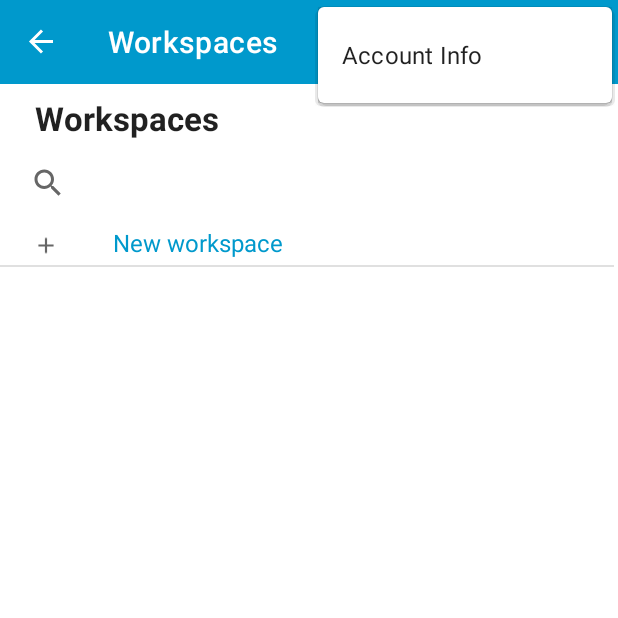
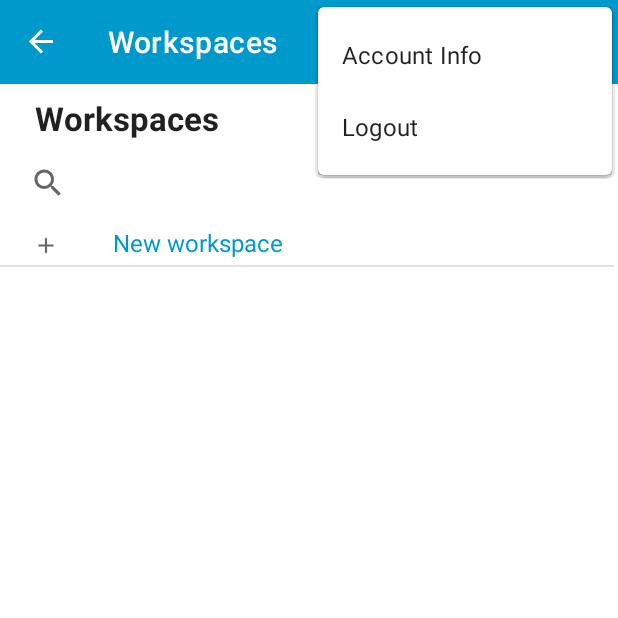
Before and after one commit to zain2323/iDocs, an Android app: the WorkspaceFragment screen opened through its navigation route, with the options menu open, on a phone screen of 412 x 824 dp, the top half of it. Run offline under Robolectric (Android 15) with nearby library versions, the phone set to English and light mode, and no system bars; our stand-ins replace Room's generated code, navigation-ui; libraries missing offline, so code that uses them is left out: io.appwrite.models; 2 statements that could not run were skipped.

Commit message:
Added logout functionality and corrected the navigation when using different endpoints.

```diff
--- a/app/src/main/java/com/example/idocs/api/iDocsApi.java
+++ b/app/src/main/java/com/example/idocs/api/iDocsApi.java
@@ -1,15 +1,19 @@
 package com.example.idocs.api;
+
 import io.appwrite.models.Session;
 import io.appwrite.models.User;
 import retrofit2.Call;
+import retrofit2.Response;
+import retrofit2.http.DELETE;
 import retrofit2.http.Field;
 import retrofit2.http.FormUrlEncoded;
 import retrofit2.http.GET;
 import retrofit2.http.Headers;
 import retrofit2.http.POST;
+import retrofit2.http.Path;
 
 public interface iDocsApi {
-    String BASE_URL = "https://9eb9-182-189-238-214.ap.ngrok.io/v1/";
+    String BASE_URL = "https://969f-182-189-240-222.ap.ngrok.io/v1/";
 
     @FormUrlEncoded
     @POST("account")
@@ -33,4 +37,8 @@ public interface iDocsApi {
     @GET("account")
     @Headers({"X-Appwrite-Project: 6265f0feac18893637c1"})
     Call<User> getCurrentUser();
+
+    @DELETE("account/sessions/{session_id}")
+    @Headers({"X-Appwrite-Project: 6265f0feac18893637c1"})
+    Call<Void> logout(@Path("session_id") String sessionId);
 }
--- /dev/null
+++ b/app/src/main/java/com/example/idocs/callbacks/GenericCallback.java
@@ -0,0 +1,6 @@
+package com.example.idocs.callbacks;
+
+public interface GenericCallback {
+    void onSuccess();
+    void onFailure();
+}
--- /dev/null
+++ b/app/src/main/java/com/example/idocs/callbacks/GetUserCallback.java
@@ -0,0 +1,8 @@
+package com.example.idocs.callbacks;
+
+import io.appwrite.models.User;
+
+public interface GetUserCallback {
+    void onSuccess(boolean val, User user);
+    void onFailure();
+}
--- a/app/src/main/java/com/example/idocs/ui/views/LandingPageFragment.java
+++ b/app/src/main/java/com/example/idocs/ui/views/LandingPageFragment.java
@@ -1,44 +1,58 @@
 package com.example.idocs.ui.views;
 
-import static com.example.idocs.ui.views.LoginFragment.read_session_id;
-import static com.example.idocs.ui.views.LoginFragment.session_id;
-
 import android.os.Bundle;
+import android.view.LayoutInflater;
+import android.view.View;
+import android.view.ViewGroup;
+import android.widget.Button;
 
 import androidx.annotation.NonNull;
 import androidx.annotation.Nullable;
 import androidx.fragment.app.Fragment;
 import androidx.navigation.Navigation;
 
-import android.util.Log;
-import android.view.LayoutInflater;
-import android.view.View;
-import android.view.ViewGroup;
-import android.widget.Button;
+import com.example.idocs.R;
+import com.example.idocs.api.Authentication;
+import com.example.idocs.callbacks.GetUserCallback;
 
-import com.example.idocs.R;
+import io.appwrite.models.User;
 
 public class LandingPageFragment extends Fragment {
 
     private Button login;
     private Button signup;
+    private View rootView;
 
     @Override
     public void onCreate(Bundle savedInstanceState) {
         super.onCreate(savedInstanceState);
+        GetUserCallback callback = new GetUserCallback() {
+            @Override
+            public void onSuccess(boolean val, User user) {
+                if (val) {
+                    Navigation.findNavController(rootView).navigate(LandingPageFragmentDirections.actionLandingPageFragmentToWorkspaceFragment());
+                }
+            }
+
+            @Override
+            public void onFailure() {
+
+            }
+        };
+        Authentication.getCurrentUser(getContext(), callback);
     }
 
     @Override
     public View onCreateView(LayoutInflater inflater, ViewGroup container,
                              Bundle savedInstanceState) {
         // Inflate the layout for this fragment
-        return inflater.inflate(R.layout.fragment_landing_page, container, false);
+        rootView = inflater.inflate(R.layout.fragment_landing_page, container, false);
+        return rootView;
     }
 
     @Override
     public void onViewCreated(@NonNull View view, @Nullable Bundle savedInstanceState) {
         super.onViewCreated(view, savedInstanceState);
-
         login = view.findViewById(R.id.btn_login_landing_page);
         signup = view.findViewById(R.id.btn_signup_landing_page);
 
--- a/app/src/main/res/menu/account_info.xml
+++ b/app/src/main/res/menu/account_info.xml
@@ -5,6 +5,9 @@
         android:id="@+id/menu_info"
         android:title="Account Info" />
     <item
+        android:id="@+id/menu_logout"
+        android:title="Logout" />
+    <item
         android:id="@+id/menu_exit"
         android:title="Exit"
         android:icon="@drawable/cancel"
--- a/app/src/main/res/navigation/nav_graph.xml
+++ b/app/src/main/res/navigation/nav_graph.xml
@@ -31,6 +31,9 @@
                 android:name="workspace_id"
                 app:argType="integer" />
         </action>
+        <action
+            android:id="@+id/action_workspaceFragment_to_landingPageFragment"
+            app:destination="@id/landingPageFragment" />
     </fragment>
     <fragment
         android:id="@+id/createNewWorkspaceFragment"
@@ -177,6 +180,9 @@
             app:exitAnim="@anim/slide_out_left"
             app:popEnterAnim="@anim/slide_in_left"
             app:popExitAnim="@anim/slide_out_right" />
+        <action
+            android:id="@+id/action_landingPageFragment_to_workspaceFragment"
+            app:destination="@id/workspaceFragment" />
     </fragment>
     <fragment
         android:id="@+id/loginFragment"
```
Also changed, not shown: app/src/main/java/com/example/idocs/api/Authentication.java (added, +61 -0 lines), app/src/main/java/com/example/idocs/di/AppModule.java (+5 -9 lines), app/src/main/java/com/example/idocs/ui/views/WorkspaceFragment.java (+30 -25 lines).
